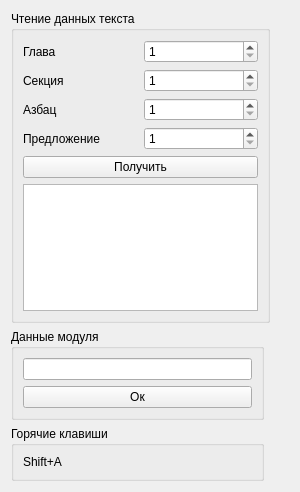
Qt form seviz/modules/EngineTest/enginetestwidget.ui (eltimen/seviz) before a commit.
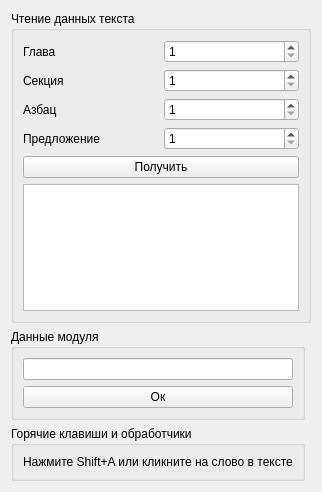
The same form after that commit.

Commit message: added test to handle word click

The edit to the form file:
```diff
--- a/seviz/modules/EngineTest/enginetestwidget.ui
+++ b/seviz/modules/EngineTest/enginetestwidget.ui
@@ -161,13 +161,13 @@
    <item row="3" column="0">
     <widget class="QGroupBox" name="groupBox_3">
      <property name="title">
-      <string>Горячие клавиши</string>
+      <string>Горячие клавиши и обработчики</string>
      </property>
      <layout class="QHBoxLayout" name="horizontalLayout">
       <item>
        <widget class="QLabel" name="label_5">
         <property name="text">
-         <string>Shift+A</string>
+         <string>Нажмите Shift+A или кликните на слово в тексте</string>
         </property>
        </widget>
       </item>
```
The commit also changes 1 other file.
